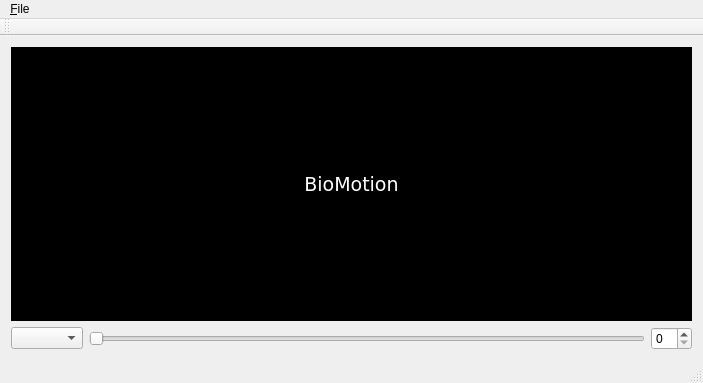
jonperdomo/polytracker, file mainwindow.ui: the form before one commit.
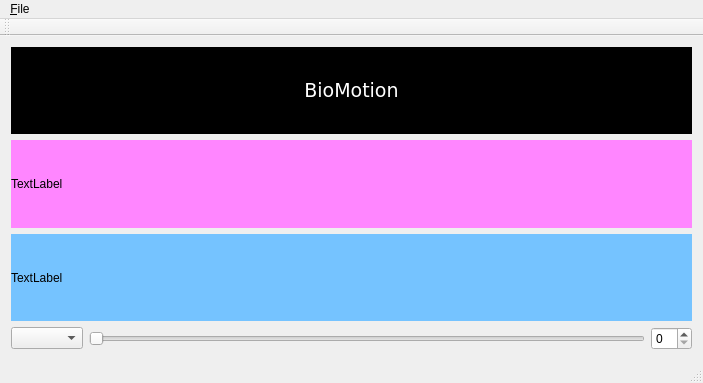
The form after the commit. Custom widgets are drawn as their Qt base class.

Commit message: Added QLabel subclass with observers

Patch:
```diff
--- a/mainwindow.ui
+++ b/mainwindow.ui
@@ -463,6 +463,26 @@
         </item>
        </layout>
       </item>
+      <item>
+       <widget class="FrameDisplay" name="frameDisplay">
+        <property name="styleSheet">
+         <string notr="true">background-color: rgb(255, 134, 255);</string>
+        </property>
+        <property name="text">
+         <string>TextLabel</string>
+        </property>
+       </widget>
+      </item>
+      <item>
+       <widget class="QLabel" name="mousePositionLabel">
+        <property name="styleSheet">
+         <string notr="true">background-color: rgb(117, 195, 255);</string>
+        </property>
+        <property name="text">
+         <string>TextLabel</string>
+        </property>
+       </widget>
+      </item>
       <item>
        <layout class="QHBoxLayout" name="controlLayout">
         <item>
@@ -517,6 +537,13 @@
   </action>
  </widget>
  <layoutdefault spacing="6" margin="11"/>
+ <customwidgets>
+  <customwidget>
+   <class>FrameDisplay</class>
+   <extends>QLabel</extends>
+   <header location="global">framedisplay.h</header>
+  </customwidget>
+ </customwidgets>
  <resources/>
  <connections>
   <connection>
```
The commit also changes 5 other files.
